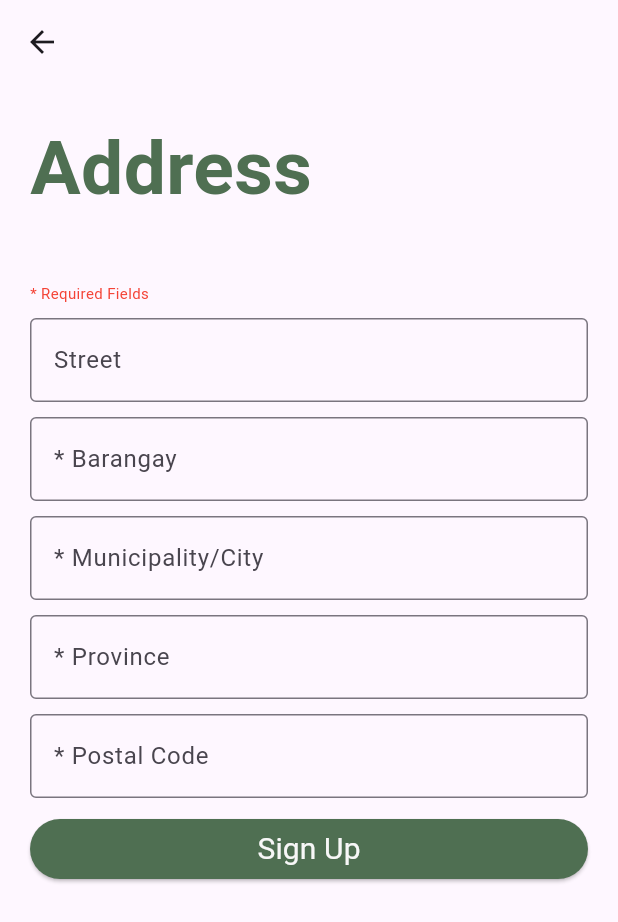
After one commit to exxsid/TerraTreats, a Flutter app: the AddressSignup screen opened directly, on a phone screen of 412 x 824 dp. The commit adds this screen. Shown: the top 922 px of the screen. Run offline on Flutter 3.47's test engine with Material 3 defaults, Android fonts, the phone set to English and light mode, and no system bars; drawn by our look-alikes of auto_size_text; our stand-ins replace flutter_dotenv, flutter_riverpod, ionicons; Roboto replaces fonts that are missing (Montserrat).

Commit message:
added address form for signup

```diff
--- /dev/null
+++ b/client/lib/screens/address_signup_screen.dart
@@ -0,0 +1,121 @@
+import 'package:flutter/material.dart';
+import 'package:flutter_riverpod/flutter_riverpod.dart';
+import 'package:auto_size_text/auto_size_text.dart';
+
+import 'package:terratreats/utils/app_theme.dart';
+import 'package:terratreats/widgets/primary_button.dart';
+import 'package:terratreats/screens/otp.dart';
+
+class AddressSignup extends ConsumerWidget {
+  const AddressSignup({super.key});
+
+  @override
+  Widget build(BuildContext context, WidgetRef ref) {
+    return Scaffold(
+      appBar: AppBar(
+        title: Text(""),
+      ),
+      body: SingleChildScrollView(
+        child: Padding(
+          padding: EdgeInsets.all(20.0),
+          child: Column(
+            mainAxisAlignment: MainAxisAlignment.center,
+            crossAxisAlignment: CrossAxisAlignment.start,
+            children: [
+              //title
+              const AutoSizeText(
+                "Address",
+                maxLines: 1,
+                minFontSize: 20,
+                style: TextStyle(
+                  fontSize: 50,
+                  color: AppTheme.primary,
+                  fontWeight: FontWeight.bold,
+                ),
+              ),
+              const SizedBox(
+                height: 40,
+              ),
+              const Text(
+                "* Required Fields",
+                style: TextStyle(
+                  color: Colors.red,
+                  fontSize: 10,
+                ),
+              ),
+              const SizedBox(
+                height: 10,
+              ),
+              const TextField(
+                textAlign: TextAlign.center,
+                obscureText: true,
+                decoration: InputDecoration(
+                  border: OutlineInputBorder(),
+                  labelText: "Street",
+                ),
+              ),
+              const SizedBox(
+                height: 10,
+              ),
+              const TextField(
+                textAlign: TextAlign.center,
+                obscureText: true,
+                decoration: InputDecoration(
+                  border: OutlineInputBorder(),
+                  labelText: "* Barangay",
+                ),
+              ),
+              const SizedBox(
+                height: 10,
+              ),
+              const TextField(
+                textAlign: TextAlign.center,
+                obscureText: true,
+                decoration: InputDecoration(
+                  border: OutlineInputBorder(),
+                  labelText: "* Municipality/City",
+                ),
+              ),
+              const SizedBox(
+                height: 10,
+              ),
+              const TextField(
+                textAlign: TextAlign.center,
+                obscureText: true,
+                decoration: InputDecoration(
+                  border: OutlineInputBorder(),
+                  labelText: "* Province",
+                ),
+              ),
+              const SizedBox(
+                height: 10,
+              ),
+              const TextField(
+                textAlign: TextAlign.center,
+                obscureText: true,
+                decoration: InputDecoration(
+                  border: OutlineInputBorder(),
+                  labelText: "* Postal Code",
+                ),
+              ),
+              const SizedBox(
+                height: 10,
+              ),
+              PrimaryButton(
+                text: "Sign Up",
+                onPressed: () {
+                  Navigator.push(
+                    context,
+                    MaterialPageRoute(
+                      builder: (builder) => const OTPScreen(),
+                    ),
+                  );
+                },
+              ),
+            ],
+          ),
+        ),
+      ),
+    );
+  }
+}
--- a/client/lib/screens/signup.dart
+++ b/client/lib/screens/signup.dart
@@ -3,6 +3,7 @@ import 'package:terratreats/screens/otp.dart';
 
 import 'package:terratreats/utils/app_theme.dart';
 import 'package:terratreats/widgets/primary_button.dart';
+import 'package:terratreats/screens/address_signup_screen.dart';
 
 class SignUp extends StatefulWidget {
   const SignUp({super.key});
@@ -90,15 +91,7 @@ class _SignUpState extends State<SignUp> {
                     const SizedBox(
                       height: 10,
                     ),
-                    const TextField(
-                      decoration: InputDecoration(
-                        border: OutlineInputBorder(),
-                        labelText: "Address",
-                      ),
-                    ),
-                    const SizedBox(
-                      height: 10,
-                    ),
+                    // TODO convert gender textfield to combobox
                     const TextField(
                       decoration: InputDecoration(
                         border: OutlineInputBorder(),
@@ -131,12 +124,12 @@ class _SignUpState extends State<SignUp> {
                       height: 40,
                     ),
                     PrimaryButton(
-                      text: "Sign Up",
+                      text: "Next",
                       onPressed: () {
                         Navigator.push(
                           context,
                           MaterialPageRoute(
-                            builder: (builder) => const OTPScreen(),
+                            builder: (builder) => const AddressSignup(),
                           ),
                         );
                       },
```
